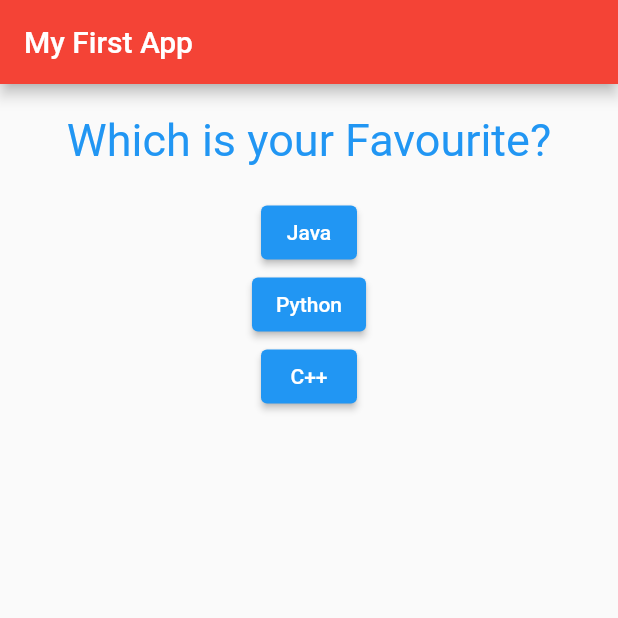
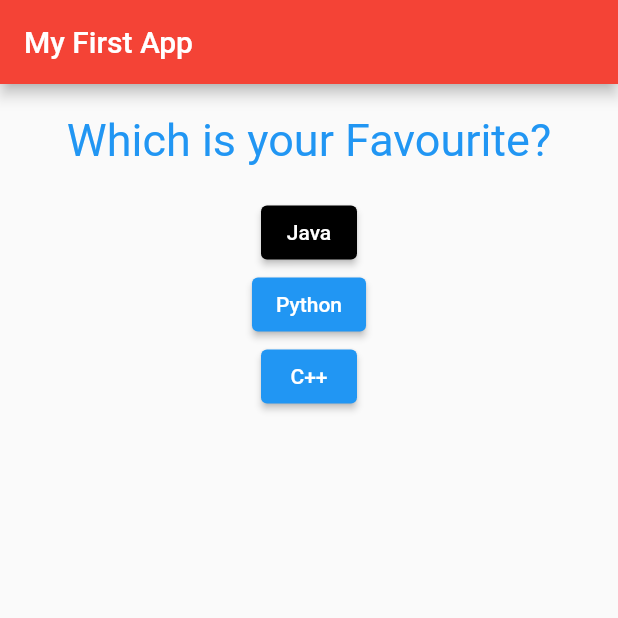
Before and after one commit to TRohit20/Flutter-Playground, a Flutter app: the screen it shows after launch, on a phone screen of 412 x 824 dp, the top half of it. Run offline on Flutter 3.47's test engine with Material 2 defaults, Android fonts, the phone set to English and light mode, and no system bars; our stand-ins replace firebase_core; missing offline and left inert: dart:ffi; accounts and stored records are empty.

Commit message:
Change Button Styling

```diff
--- a/basic_app/lib/main.dart
+++ b/basic_app/lib/main.dart
@@ -90,7 +90,12 @@ class _MyAppState extends State {
           body: Column(
             children: [
               Question(questions[_questionNumber]),
-              ElevatedButton(onPressed: _count, child: Text('Java')),
+              ElevatedButton(
+                onPressed: _count,
+                child: Text('Java'),
+                style: ButtonStyle(
+                    backgroundColor: MaterialStateProperty.all(Colors.black)),
+              ),
               // Text(questions[questionNumber]),
               ElevatedButton(onPressed: _count, child: Text('Python')),
               // Text(questions[questionNumber]),
```
